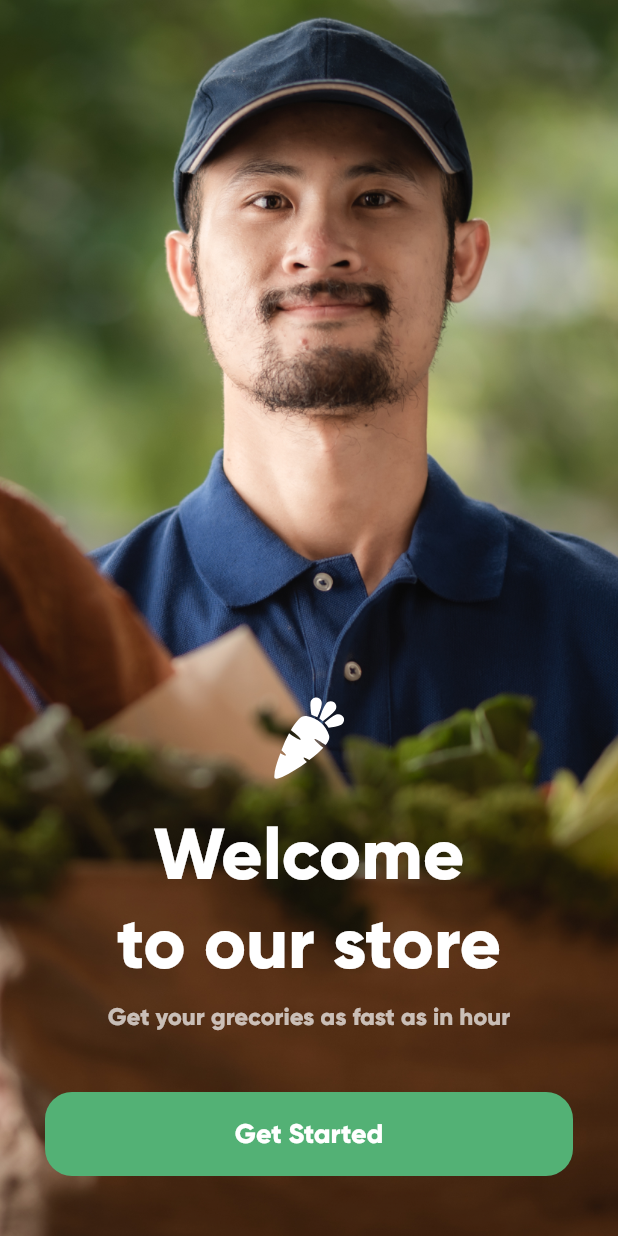
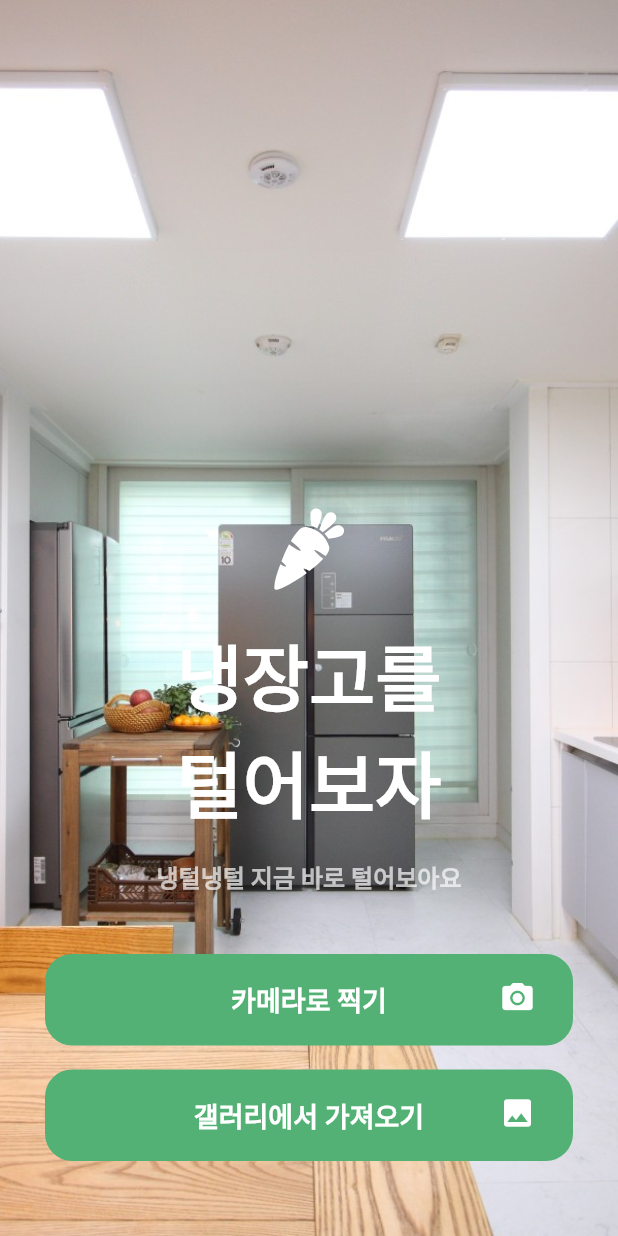
Before and after one commit to coitloz88/Empty-Refrigerator, a Flutter app: the screen it shows after launch, on a phone screen of 412 x 824 dp. Run offline on Flutter 3.47's test engine with Material 2 defaults, Android fonts, the phone set to English and light mode, and no system bars; our stand-ins replace flutter_svg, image_picker.

Commit message:
feat: 초기 화면 및 사진 가져오는 기능 구현

```diff
--- a/lib/screens/welcome_screen.dart
+++ b/lib/screens/welcome_screen.dart
@@ -1,12 +1,20 @@
 import 'package:flutter/material.dart';
 import 'package:grocery_app/common_widgets/app_button.dart';
 import 'package:grocery_app/common_widgets/app_text.dart';
-import 'package:grocery_app/screens/dashboard/dashboard_screen.dart';
+import 'package:grocery_app/screens/ingredient/bbox_display_screen.dart';
 import 'package:grocery_app/styles/colors.dart';
 import 'package:flutter_svg/flutter_svg.dart';
+import 'package:image_picker/image_picker.dart';
 
-class WelcomeScreen extends StatelessWidget {
-  final String imagePath = "assets/images/welcome_image.png";
+class WelcomeScreen extends StatefulWidget {
+  @override
+  State<WelcomeScreen> createState() => _WelcomeScreenState();
+}
+
+class _WelcomeScreenState extends State<WelcomeScreen> {
+  final String imagePath = "assets/images/welcome_image.jpeg";
+  XFile? _image;
+  final ImagePicker picker = ImagePicker();
 
   @override
   Widget build(BuildContext context) {
@@ -31,15 +39,19 @@ class WelcomeScreen extends StatelessWidget {
                 ),
                 welcomeTextWidget(),
                 SizedBox(
-                  height: 10,
+                  height: 16,
                 ),
                 sloganText(),
                 SizedBox(
                   height: 40,
                 ),
-                getButton(context),
+                getCameraButton(context),
                 SizedBox(
-                  height: 40,
+                  height: 16,
+                ),
+                getGalleryButton(context),
+                SizedBox(
+                  height: 50,
                 )
               ],
             ),
@@ -60,13 +72,13 @@ class WelcomeScreen extends StatelessWidget {
     return Column(
       children: [
         AppText(
-          text: "Welcome",
+          text: "냉장고를",
           fontSize: 48,
           fontWeight: FontWeight.w600,
           color: Colors.white,
         ),
         AppText(
-          text: "to our store",
+          text: "털어보자",
           fontSize: 48,
           fontWeight: FontWeight.w600,
           color: Colors.white,
@@ -77,29 +89,47 @@ class WelcomeScreen extends StatelessWidget {
 
   Widget sloganText() {
     return AppText(
-      text: "Get your grecories as fast as in hour",
+      text: "냉털냉털 지금 바로 털어보아요",
       fontSize: 16,
       fontWeight: FontWeight.w600,
       color: Color(0xffFCFCFC).withOpacity(0.7),
     );
   }
 
-  Widget getButton(BuildContext context) {
+  Widget getCameraButton(BuildContext context) {
     return AppButton(
-      label: "Get Started",
+      label: "카메라로 찍기",
       fontWeight: FontWeight.w600,
       padding: EdgeInsets.symmetric(vertical: 25),
+      trailingWidget: Icon(Icons.camera_alt),
       onPressed: () {
-        onGetStartedClicked(context);
+        getImage(context, ImageSource.camera);
       },
     );
   }
 
-  void onGetStartedClicked(BuildContext context) {
-    Navigator.of(context).pushReplacement(new MaterialPageRoute(
-      builder: (BuildContext context) {
-        return DashboardScreen();
+  Widget getGalleryButton(BuildContext context) {
+    return AppButton(
+      label: "갤러리에서 가져오기",
+      fontWeight: FontWeight.w600,
+      padding: EdgeInsets.symmetric(vertical: 25),
+      trailingWidget: Icon(Icons.photo),
+      onPressed: () {
+        getImage(context, ImageSource.gallery);
       },
-    ));
+    );
+  }
+
+  Future getImage(BuildContext context, ImageSource imageSource) async {
+    final XFile? pickedFile = await picker.pickImage(source: imageSource);
+    if (pickedFile != null) {
+      // TODO: 서버와 통신 후 넘어가도록 or 로딩 화면으로 넘어가도록 함
+      Navigator.push(
+          context,
+          MaterialPageRoute(
+              builder: (context) => BboxDisplayScreen(
+                    imagePath: pickedFile.path,
+                  )));
+    }
   }
 }
```
Also changed, not shown: lib/screens/ingredient/bbox_display_screen.dart (added, +29 -0 lines), assets/images/welcome_image.jpeg (added), assets/images/welcome_image.png (deleted).
